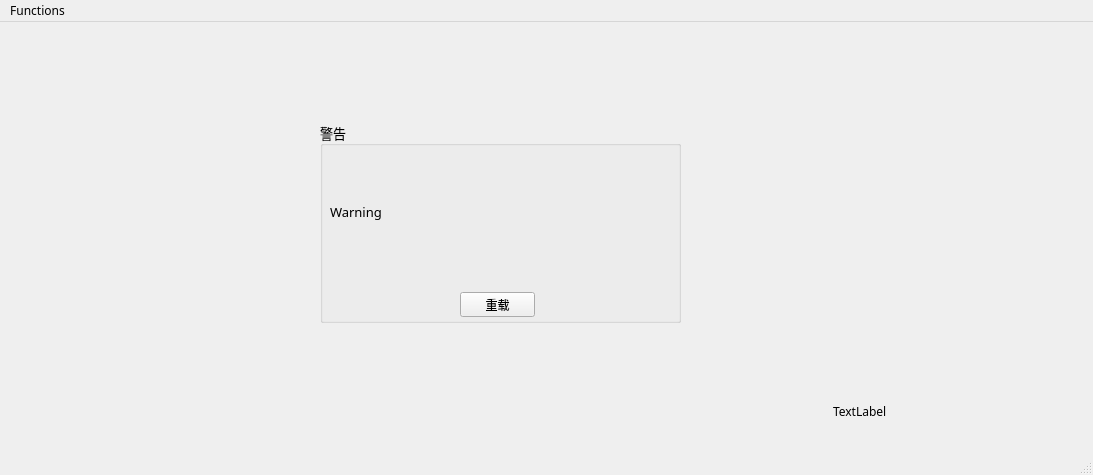
hermixy/ploteditor, file src/mainwindow.ui: the form before one commit.
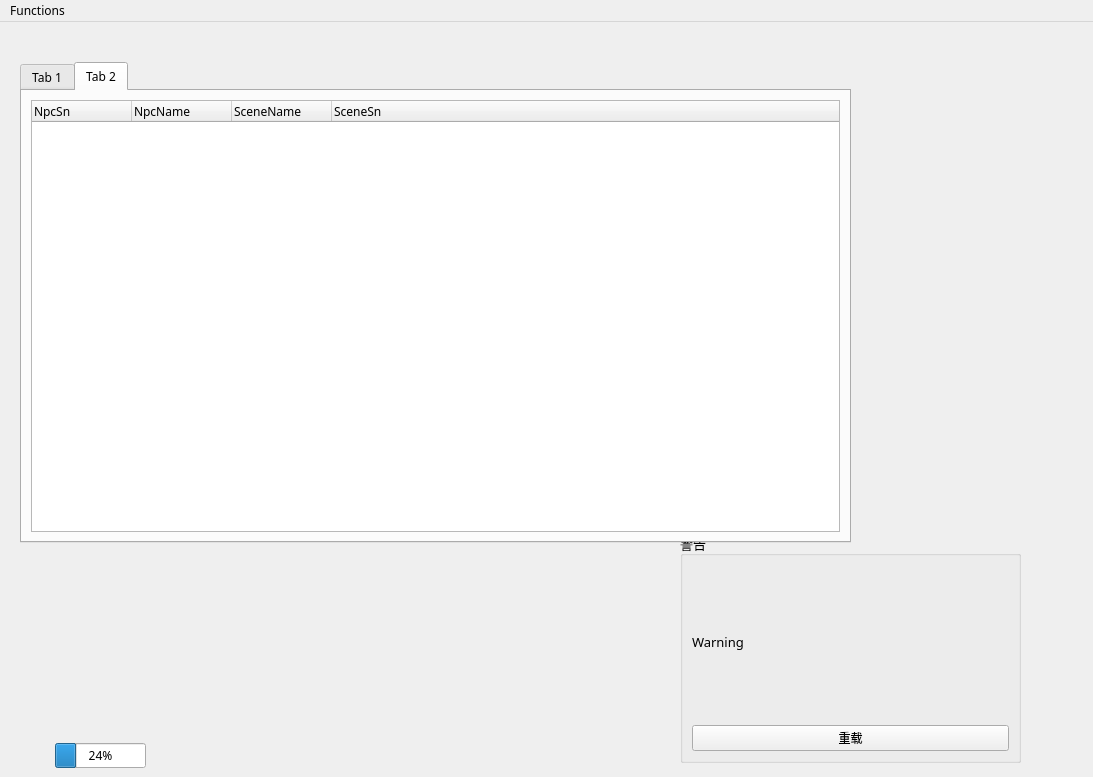
The form after the commit.

Diff of the .ui file:
```diff
--- a/src/mainwindow.ui
+++ b/src/mainwindow.ui
@@ -7,7 +7,7 @@
     <x>0</x>
     <y>0</y>
     <width>1093</width>
-    <height>475</height>
+    <height>777</height>
    </rect>
   </property>
   <property name="font">
@@ -22,13 +22,35 @@
    <locale language="Chinese" country="China"/>
   </property>
   <widget class="QWidget" name="centralwidget">
+   <widget class="QProgressBar" name="progressBar">
+    <property name="geometry">
+     <rect>
+      <x>55</x>
+      <y>721</y>
+      <width>91</width>
+      <height>25</height>
+     </rect>
+    </property>
+    <property name="value">
+     <number>24</number>
+    </property>
+   </widget>
+   <widget class="QWidget" name="widget" native="true">
+    <property name="geometry">
+     <rect>
+      <x>590</x>
+      <y>440</y>
+      <width>501</width>
+      <height>311</height>
+     </rect>
+    </property>
    <widget class="QGroupBox" name="warningGroup">
     <property name="geometry">
      <rect>
-      <x>320</x>
-      <y>100</y>
-      <width>361</width>
-      <height>201</height>
+       <x>90</x>
+       <y>70</y>
+       <width>341</width>
+       <height>231</height>
      </rect>
     </property>
     <property name="font">
@@ -40,15 +62,9 @@
     <property name="title">
      <string>警告</string>
     </property>
+     <layout class="QVBoxLayout" name="verticalLayout">
+      <item>
     <widget class="QLabel" name="labelWarning">
-     <property name="geometry">
-      <rect>
-       <x>10</x>
-       <y>29</y>
-       <width>341</width>
-       <height>121</height>
-      </rect>
-     </property>
      <property name="contextMenuPolicy">
       <enum>Qt::NoContextMenu</enum>
      </property>
@@ -65,15 +81,9 @@
       <set>Qt::AlignLeading|Qt::AlignLeft|Qt::AlignVCenter</set>
      </property>
     </widget>
+      </item>
+      <item>
     <widget class="QPushButton" name="pushButton">
-     <property name="geometry">
-      <rect>
-       <x>140</x>
-       <y>170</y>
-       <width>75</width>
-       <height>25</height>
-      </rect>
-     </property>
      <property name="font">
       <font>
        <pointsize>9</pointsize>
@@ -86,19 +96,58 @@
       <string>重载</string>
      </property>
     </widget>
-   </widget>
-   <widget class="QLabel" name="labelTest">
+      </item>
+     </layout>
+    </widget>
+   </widget>
+   <widget class="QTabWidget" name="tabWidget">
     <property name="geometry">
      <rect>
-      <x>833</x>
-      <y>369</y>
-      <width>141</width>
-      <height>41</height>
+      <x>20</x>
+      <y>40</y>
+      <width>831</width>
+      <height>481</height>
      </rect>
     </property>
+    <property name="currentIndex">
+     <number>1</number>
+    </property>
+    <widget class="QWidget" name="Plot">
+     <attribute name="title">
+      <string>Tab 1</string>
+     </attribute>
+    </widget>
+    <widget class="QWidget" name="Npc">
+     <attribute name="title">
+      <string>Tab 2</string>
+     </attribute>
+     <layout class="QGridLayout" name="gridLayout">
+      <item row="0" column="0">
+       <widget class="QTreeWidget" name="NpcTree">
+        <column>
     <property name="text">
-     <string>TextLabel</string>
-    </property>
+          <string>NpcSn</string>
+         </property>
+        </column>
+        <column>
+         <property name="text">
+          <string>NpcName</string>
+         </property>
+        </column>
+        <column>
+         <property name="text">
+          <string>SceneName</string>
+         </property>
+        </column>
+        <column>
+         <property name="text">
+          <string>SceneSn</string>
+         </property>
+        </column>
+       </widget>
+      </item>
+     </layout>
+    </widget>
    </widget>
   </widget>
   <widget class="QMenuBar" name="menubar">
@@ -122,7 +171,6 @@
    </widget>
    <addaction name="menu_Settings"/>
   </widget>
-  <widget class="QStatusBar" name="statusbar"/>
   <action name="actionShowSettings">
    <property name="text">
     <string>设置</string>
```
Left out of the diff: 2 changed lines with no effect on the pictures. Lines whose indentation alone changed are shown as unchanged.
